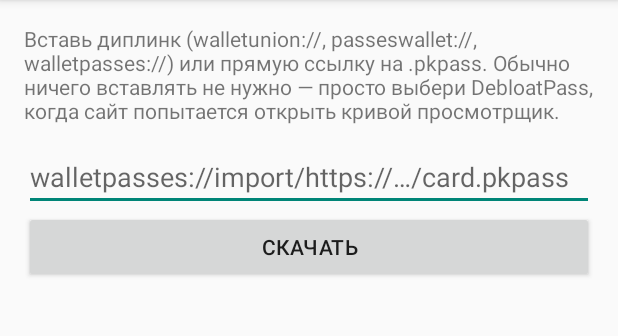
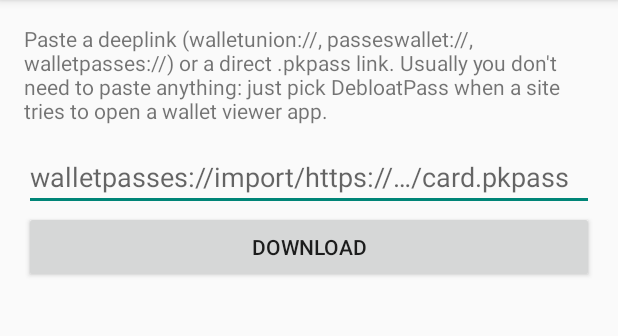
Before and after one commit to kinjalik/debloatpass, an Android app: the screen it shows after launch (ImportActivity), on a phone screen of 412 x 824 dp, the part 84-420 px from its top. Run offline under Robolectric (Android 15) with nearby library versions, the phone set to English and light mode, and no system bars.

Commit message:
i18n: English by default, Russian translation, per-app language
- all UI text moved to string resources (values = en, values-ru = ru)
- PassDownloader reports typed Failure(reason) and Style instead of
  Russian strings; ImportActivity localizes them
- generateLocaleConfig for the Android 13+ per-app language picker

Co-Authored-By: Claude Opus 5.5 <noreply@anthropic.com>

```diff
--- a/app/build.gradle.kts
+++ b/app/build.gradle.kts
@@ -92,6 +92,11 @@ android {
         buildConfig = true
     }
 
+    // Per-app language picker on Android 13+ (en default, ru); locales come from res/values-*.
+    androidResources {
+        generateLocaleConfig = true
+    }
+
     signingConfigs {
         if (signingStoreFile != null) {
             create("release") {
--- /dev/null
+++ b/app/src/main/res/resources.properties
@@ -0,0 +1 @@
+unqualifiedResLocale=en
--- a/app/src/main/res/values/strings.xml
+++ b/app/src/main/res/values/strings.xml
@@ -1,10 +1,34 @@
 <?xml version="1.0" encoding="utf-8"?>
 <resources>
-    <string name="app_name">DebloatPass</string>
-    <string name="hint_url">walletpasses://import/https://…/card.pkpass</string>
-    <string name="fetch">Скачать</string>
-    <string name="open">Открыть в кошельке</string>
-    <string name="share">Поделиться</string>
-    <string name="save">Сохранить файл</string>
-    <string name="intro">Вставь диплинк (walletunion://, passeswallet://, walletpasses://) или прямую ссылку на .pkpass. Обычно ничего вставлять не нужно — просто выбери DebloatPass, когда сайт попытается открыть кривой просмотрщик.</string>
+    <string name="app_name" translatable="false">DebloatPass</string>
+    <string name="hint_url" translatable="false">walletpasses://import/https://…/card.pkpass</string>
+    <string name="intro">Paste a deeplink (walletunion://, passeswallet://, walletpasses://) or a direct .pkpass link. Usually you don\'t need to paste anything: just pick DebloatPass when a site tries to open a wallet viewer app.</string>
+    <string name="fetch">Download</string>
+    <string name="open">Open in wallet</string>
+    <string name="share">Share</string>
+    <string name="save">Save file</string>
+
+    <string name="status_downloading">Downloading %1$s</string>
+    <string name="status_no_link">Couldn\'t find a .pkpass link in:\n%1$s</string>
+    <string name="status_failed">Couldn\'t download %1$s\n\n%2$s</string>
+    <string name="size_kb">%1$d KB</string>
+
+    <string name="toast_no_wallet">No app can open .pkpass, opening Share instead</string>
+    <string name="toast_no_file_manager">No file manager found</string>
+    <string name="toast_saved">Saved</string>
+    <string name="toast_save_failed">Couldn\'t save the file</string>
+
+    <string name="style_store_card">loyalty card</string>
+    <string name="style_coupon">coupon</string>
+    <string name="style_event_ticket">ticket</string>
+    <string name="style_boarding_pass">boarding pass</string>
+    <string name="style_generic">pass</string>
+
+    <string name="error_no_location">The server sent a redirect without a target (%1$s)</string>
+    <string name="error_http">The server returned an error (%1$s)</string>
+    <string name="error_too_many_redirects">Too many redirects</string>
+    <string name="error_too_large">The file is larger than 20 MB, that\'s suspicious</string>
+    <string name="error_not_pkpass">The server returned something that is not a pkpass (%1$s)</string>
+    <string name="no_content_type">no Content-Type</string>
+    <string name="error_no_pass_json">The archive has no pass.json, it\'s not a pkpass</string>
 </resources>
```
Also changed, not shown: app/src/main/java/xyz/kinjalik/debloatpass/ImportActivity.kt (+33 -8 lines), app/src/main/java/xyz/kinjalik/debloatpass/PassDownloader.kt (+31 -18 lines), 3 other files.
